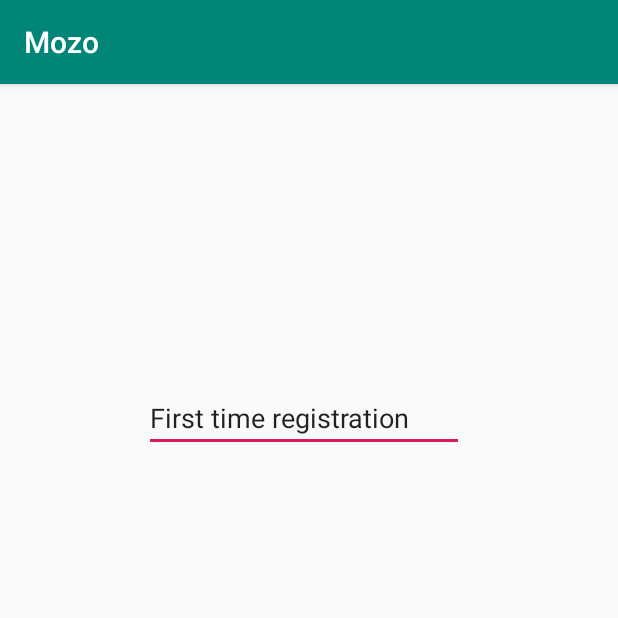
After one commit to awesomesince96/Mozo, an Android app: the FirstTimeRegistrationActivity screen opened directly, with no data from a screen before it, on a phone screen of 412 x 824 dp, the top half of it. The commit adds this screen. Run offline under Robolectric (Android 15) with nearby library versions, the phone set to English and light mode, and no system bars.

Commit message:
Check for new user
If new user then take him to first time registration page

```diff
--- /dev/null
+++ b/app/src/main/java/com/example/mozo/FirstTimeRegistrationActivity.java
@@ -0,0 +1,13 @@
+package com.example.mozo;
+
+import android.support.v7.app.AppCompatActivity;
+import android.os.Bundle;
+
+public class FirstTimeRegistrationActivity extends AppCompatActivity {
+
+    @Override
+    protected void onCreate(Bundle savedInstanceState) {
+        super.onCreate(savedInstanceState);
+        setContentView(R.layout.activity_first_time_registration);
+    }
+}
--- /dev/null
+++ b/app/src/main/res/layout/activity_first_time_registration.xml
@@ -0,0 +1,20 @@
+<?xml version="1.0" encoding="utf-8"?>
+<android.support.constraint.ConstraintLayout xmlns:android="http://schemas.android.com/apk/res/android"
+    xmlns:app="http://schemas.android.com/apk/res-auto"
+    xmlns:tools="http://schemas.android.com/tools"
+    android:layout_width="match_parent"
+    android:layout_height="match_parent"
+    tools:context=".FirstTimeRegistrationActivity">
+
+    <EditText
+        android:id="@+id/editText"
+        android:layout_width="wrap_content"
+        android:layout_height="wrap_content"
+        android:layout_marginStart="96dp"
+        android:layout_marginTop="200dp"
+        android:ems="10"
+        android:inputType="textPersonName"
+        android:text="First time registration"
+        app:layout_constraintStart_toStartOf="parent"
+        app:layout_constraintTop_toTopOf="parent" />
+</android.support.constraint.ConstraintLayout>
```
Also changed, not shown: app/src/main/AndroidManifest.xml (+4 -3 lines), app/src/main/java/com/example/mozo/AuthActivity.java (+39 -3 lines).
